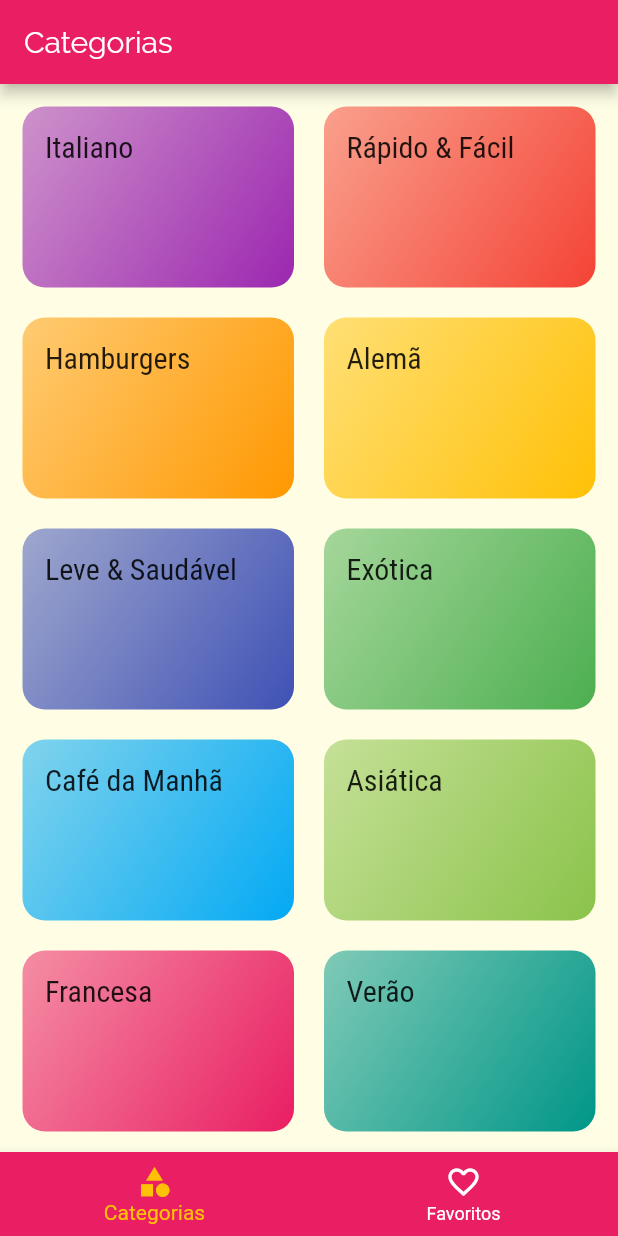
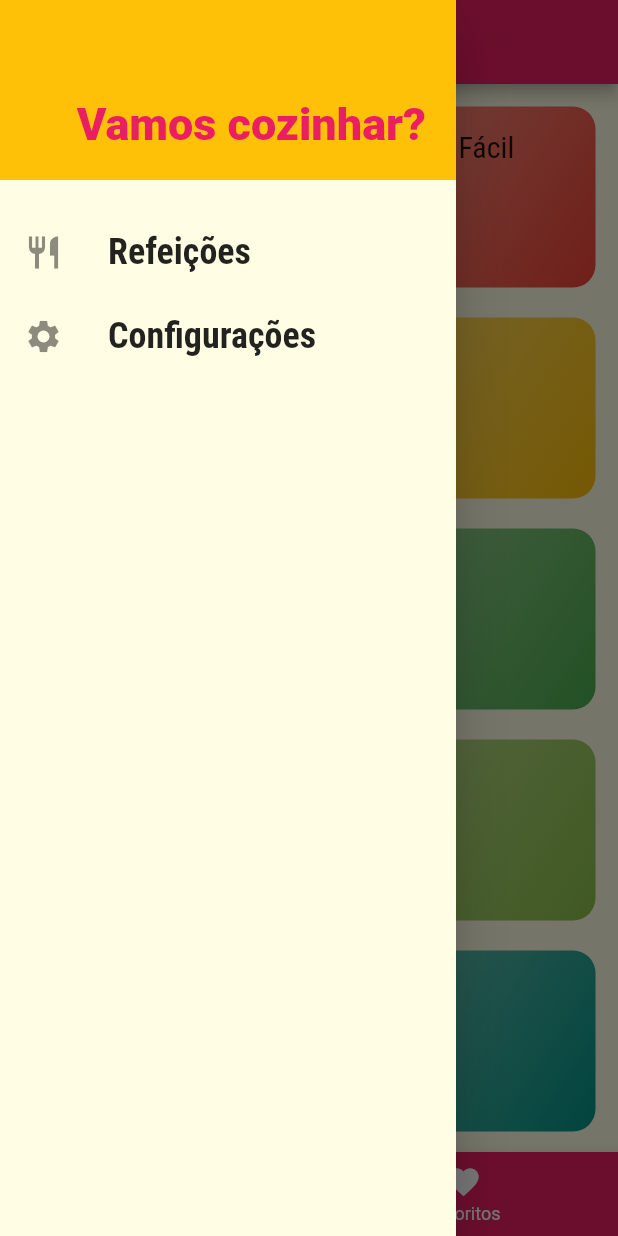
Before and after one commit to arthurcamurca04/app-meals, a Flutter app: the screen it shows after launch, with the side drawer open (before the commit the screen has no drawer), on a phone screen of 412 x 824 dp. Run offline on Flutter 3.47's test engine with Material 2 defaults, Android fonts, the phone set to English and light mode, and no system bars.

Commit message:
Drawer, settings, filters

```diff
--- /dev/null
+++ b/lib/components/main_drawer.dart
@@ -0,0 +1,60 @@
+import 'package:flutter/material.dart';
+import '../utils/app_routes.dart';
+
+class MainDrawer extends StatelessWidget {
+  Widget _createIcon(IconData icon, String label, Function onTap) {
+    return ListTile(
+      onTap: onTap,
+      leading: Icon(
+        icon,
+        size: 26,
+      ),
+      title: Text(
+        label,
+        style: TextStyle(
+            fontFamily: 'RobotoCondensed',
+            fontSize: 24,
+            fontWeight: FontWeight.bold),
+      ),
+    );
+  }
+
+  @override
+  Widget build(BuildContext context) {
+    return Drawer(
+      child: Column(
+        children: <Widget>[
+          Container(
+            height: 120,
+            width: double.infinity,
+            padding: EdgeInsets.all(20),
+            alignment: Alignment.bottomRight,
+            color: Theme.of(context).accentColor,
+            child: Text(
+              'Vamos cozinhar?',
+              style: TextStyle(
+                fontWeight: FontWeight.w900,
+                fontSize: 30,
+                color: Theme.of(context).primaryColor,
+              ),
+            ),
+          ),
+          SizedBox(
+            height: 20,
+          ),
+          _createIcon(
+            Icons.restaurant,
+            'Refeições',
+            () => Navigator.of(context).pushReplacementNamed(AppRoutes.HOME),
+          ),
+          _createIcon(
+              Icons.settings,
+              'Configurações',
+              () => Navigator.of(context).pushReplacementNamed(
+                    AppRoutes.SETTINGS,
+                  )),
+        ],
+      ),
+    );
+  }
+}
--- a/lib/main.dart
+++ b/lib/main.dart
@@ -1,15 +1,45 @@
+import 'package:app_meals/models/settings.dart';
 import 'package:flutter/material.dart';
 import './screens/cotegories_screen.dart';
 import './screens/categories_meals_screen.dart';
 import './screens/meal_details.dart';
 import './utils/app_routes.dart';
 import './screens/tabs_screen.dart';
+import './screens/settings_screen.dart';
+import './models/meal.dart';
+import './data/dummy_data.dart';
+
 
 void main() => runApp(MyApp());
 
-class MyApp extends StatelessWidget {
+class MyApp extends StatefulWidget {
+  @override
+  _MyAppState createState() => _MyAppState();
+}
+
+class _MyAppState extends State<MyApp> {
+
+  Settings settings = Settings();
+  List<Meal> _availableMeals = DUMMY_MEALS;
+
+  void _filterMeals(Settings settings){
+    setState(() {
+      this.settings = settings;
+
+      _availableMeals = DUMMY_MEALS.where((meal){
+        final filterGluten = settings.isGlutenFree && !meal.isGlutenFree;
+        final filterLactose = settings.isLactoseFree && !meal.isLactoseFree;
+        final filterVegan = settings.isVegan && !meal.isVegan;
+        final filterVegetarian = settings.isVegetarian&& !meal.isVegetarian;
+        return !filterGluten && !filterLactose && !filterVegan && !filterVegetarian;
+
+      }).toList();
+    });
+  }
+
   @override
   Widget build(BuildContext context) {
+
     return MaterialApp(
       debugShowCheckedModeBanner: false,
       title: 'DeliMeals',
@@ -25,8 +55,9 @@ class MyApp extends StatelessWidget {
               ))),
       routes: {
         AppRoutes.HOME: (ctx) => TabsScreen(),
-        AppRoutes.CATEGORY_MEALS: (ctx) => CategoriesMealsScreen(),
-        AppRoutes.MEAL_DETAILS: (ctx) => MealDetails()
+        AppRoutes.CATEGORY_MEALS: (ctx) => CategoriesMealsScreen(_availableMeals),
+        AppRoutes.MEAL_DETAILS: (ctx) => MealDetails(),
+        AppRoutes.SETTINGS: (ctx) => SettingsScreen(_filterMeals, settings),
       },
       onUnknownRoute: (settins) {
         return MaterialPageRoute(
--- /dev/null
+++ b/lib/models/settings.dart
@@ -0,0 +1,14 @@
+class Settings{
+
+  bool isGlutenFree;
+  bool isLactoseFree;
+  bool isVegan;
+  bool isVegetarian;
+
+  Settings({
+    this.isGlutenFree = false,
+    this.isLactoseFree = false,
+    this.isVegan = false,
+    this.isVegetarian = false,
+  });
+}
--- a/lib/screens/tabs_screen.dart
+++ b/lib/screens/tabs_screen.dart
@@ -1,6 +1,7 @@
 import 'package:flutter/material.dart';
 import 'cotegories_screen.dart';
 import 'favorite_screen.dart';
+import '../components/main_drawer.dart';
 
 class TabsScreen extends StatefulWidget {
   @override
@@ -29,6 +30,7 @@ class _TabsScreenState extends State<TabsScreen> {
         title: Text(_screens[_selectedScreeIndex]['title']),
       ),
       body: _screens[_selectedScreeIndex]['screen'],
+      drawer: MainDrawer(),
       bottomNavigationBar: BottomNavigationBar(
         onTap: _selectScreen,
         unselectedItemColor: Colors.white,
@@ -41,7 +43,7 @@ class _TabsScreenState extends State<TabsScreen> {
             title: Text('Categorias'),
           ),
           BottomNavigationBarItem(
-            icon: Icon(Icons.favorite_border),
+            icon: Icon(Icons.favorite),
             title: Text('Favoritos'),
           )
         ],
--- a/lib/utils/app_routes.dart
+++ b/lib/utils/app_routes.dart
@@ -2,4 +2,5 @@ class AppRoutes{
   static const HOME = '/';
   static const CATEGORY_MEALS = '/categories_meals';
   static const MEAL_DETAILS = '/meal_details';
+  static const SETTINGS = '/settings';
 }
```
Also changed, not shown: lib/screens/categories_meals_screen.dart (+8 -6 lines), lib/screens/meal_details.dart (+8 -1 lines), lib/screens/settings_screen.dart (added, +87 -0 lines).
